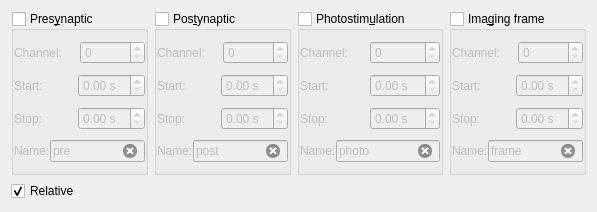
Old version of the form src/scipyen/gui/triggerdetect.ui in the repository ctigaret/scipyen.
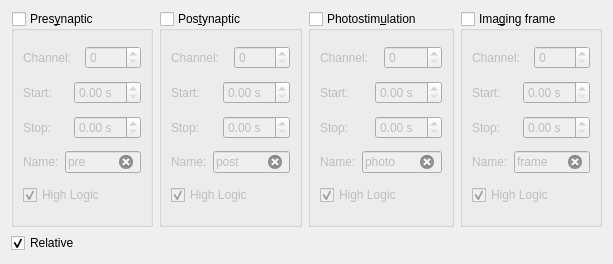
New version of the form. Custom widgets are drawn as their Qt base class.

```diff
--- a/src/scipyen/gui/triggerdetect.ui
+++ b/src/scipyen/gui/triggerdetect.ui
@@ -6,8 +6,8 @@
    <rect>
     <x>0</x>
     <y>0</y>
-    <width>597</width>
-    <height>212</height>
+    <width>613</width>
+    <height>264</height>
    </rect>
   </property>
   <property name="windowTitle">
@@ -45,22 +45,7 @@
        <property name="checked">
         <bool>false</bool>
        </property>
-       <layout class="QVBoxLayout" name="verticalLayout_2">
-        <property name="spacing">
-         <number>0</number>
-        </property>
-        <property name="leftMargin">
-         <number>0</number>
-        </property>
-        <property name="topMargin">
-         <number>0</number>
-        </property>
-        <property name="rightMargin">
-         <number>0</number>
-        </property>
-        <property name="bottomMargin">
-         <number>0</number>
-        </property>
+       <layout class="QVBoxLayout" name="verticalLayout">
         <item>
          <layout class="QHBoxLayout" name="horizontalLayout_4">
           <item>
@@ -144,6 +129,25 @@
           </item>
          </layout>
         </item>
+        <item>
+         <widget class="QCheckBox" name="presynHiLogicCheckBox">
+          <property name="toolTip">
+           <string>Use high logic</string>
+          </property>
+          <property name="statusTip">
+           <string>Direction of TTL-like waveforms</string>
+          </property>
+          <property name="whatsThis">
+           <string>&lt;html&gt;&lt;head/&gt;&lt;body&gt;&lt;p&gt;When checked, TTL-like waveforms are expected to follow an &amp;quot;up&amp;quot; logic, &lt;/p&gt;&lt;p&gt;(i.e., they are low-to-high, or upwards deflections).&lt;/p&gt;&lt;/body&gt;&lt;/html&gt;</string>
+          </property>
+          <property name="text">
+           <string>High Logic</string>
+          </property>
+          <property name="checked">
+           <bool>true</bool>
+          </property>
+         </widget>
+        </item>
        </layout>
       </widget>
      </item>
@@ -167,22 +171,7 @@
        <property name="checked">
         <bool>false</bool>
        </property>
-       <layout class="QVBoxLayout" name="verticalLayout_3">
-        <property name="spacing">
-         <number>0</number>
-        </property>
-        <property name="leftMargin">
-         <number>0</number>
-        </property>
-        <property name="topMargin">
-         <number>0</number>
-        </property>
-        <property name="rightMargin">
-         <number>0</number>
-        </property>
-        <property name="bottomMargin">
-         <number>0</number>
-        </property>
+       <layout class="QVBoxLayout" name="verticalLayout_2">
         <item>
          <layout class="QHBoxLayout" name="horizontalLayout_8">
           <item>
@@ -266,6 +255,25 @@
           </item>
          </layout>
         </item>
+        <item>
+         <widget class="QCheckBox" name="postsynHiLogicCheckBox">
+          <property name="toolTip">
+           <string>Use high logic</string>
+          </property>
+          <property name="statusTip">
+           <string>Direction of TTL-like waveforms</string>
+          </property>
+          <property name="whatsThis">
+           <string>&lt;html&gt;&lt;head/&gt;&lt;body&gt;&lt;p&gt;When checked, TTL-like waveforms are expected to follow an &amp;quot;up&amp;quot; logic, &lt;/p&gt;&lt;p&gt;(i.e., they are low-to-high, or upwards deflections).&lt;/p&gt;&lt;/body&gt;&lt;/html&gt;</string>
+          </property>
+          <property name="text">
+           <string>High Logic</string>
+          </property>
+          <property name="checked">
+           <bool>true</bool>
+          </property>
+         </widget>
+        </item>
        </layout>
       </widget>
      </item>
@@ -289,22 +297,7 @@
        <property name="checked">
         <bool>false</bool>
        </property>
-       <layout class="QVBoxLayout" name="verticalLayout_4">
-        <property name="spacing">
-         <number>0</number>
-        </property>
-        <property name="leftMargin">
-         <number>0</number>
-        </property>
-        <property name="topMargin">
-         <number>0</number>
-        </property>
-        <property name="rightMargin">
-         <number>0</number>
-        </property>
-        <property name="bottomMargin">
-         <number>0</number>
-        </property>
+       <layout class="QVBoxLayout" name="verticalLayout_3">
         <item>
          <layout class="QHBoxLayout" name="horizontalLayout_12">
           <item>
@@ -388,6 +381,25 @@
           </item>
          </layout>
         </item>
+        <item>
+         <widget class="QCheckBox" name="photoStimHiLogicCheckBox">
+          <property name="toolTip">
+           <string>Use high logic</string>
+          </property>
+          <property name="statusTip">
+           <string>Direction of TTL-like waveforms</string>
+          </property>
+          <property name="whatsThis">
+           <string>&lt;html&gt;&lt;head/&gt;&lt;body&gt;&lt;p&gt;When checked, TTL-like waveforms are expected to follow an &amp;quot;up&amp;quot; logic, &lt;/p&gt;&lt;p&gt;(i.e., they are low-to-high, or upwards deflections).&lt;/p&gt;&lt;/body&gt;&lt;/html&gt;</string>
+          </property>
+          <property name="text">
+           <string>High Logic</string>
+          </property>
+          <property name="checked">
+           <bool>true</bool>
+          </property>
+         </widget>
+        </item>
        </layout>
       </widget>
      </item>
@@ -411,22 +423,7 @@
        <property name="checked">
         <bool>false</bool>
        </property>
-       <layout class="QVBoxLayout" name="verticalLayout_5">
-        <property name="spacing">
-         <number>0</number>
-        </property>
-        <property name="leftMargin">
-         <number>0</number>
-        </property>
-        <property name="topMargin">
-         <number>0</number>
-        </property>
-        <property name="rightMargin">
-         <number>0</number>
-        </property>
-        <property name="bottomMargin">
-         <number>0</number>
-        </property>
+       <layout class="QVBoxLayout" name="verticalLayout_4">
         <item>
          <layout class="QHBoxLayout" name="horizontalLayout_16">
           <item>
@@ -510,6 +507,25 @@
           </item>
          </layout>
         </item>
+        <item>
+         <widget class="QCheckBox" name="imagingHiLogicCheckBox">
+          <property name="toolTip">
+           <string>Use high logic</string>
+          </property>
+          <property name="statusTip">
+           <string>Direction of TTL-like waveforms</string>
+          </property>
+          <property name="whatsThis">
+           <string>&lt;html&gt;&lt;head/&gt;&lt;body&gt;&lt;p&gt;When checked, TTL-like waveforms are expected to follow an &amp;quot;up&amp;quot; logic, &lt;/p&gt;&lt;p&gt;(i.e., they are low-to-high, or upwards deflections).&lt;/p&gt;&lt;/body&gt;&lt;/html&gt;</string>
+          </property>
+          <property name="text">
+           <string>High Logic</string>
+          </property>
+          <property name="checked">
+           <bool>true</bool>
+          </property>
+         </widget>
+        </item>
        </layout>
       </widget>
      </item>
```
